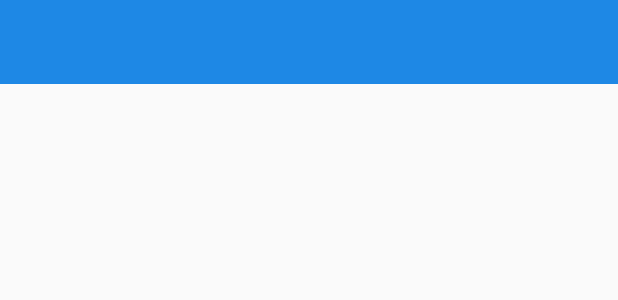
After one commit to prashant2917/PocketTools, an Android app: the layout activity_base.xml on its own in the app's theme, with its tools: preview values and no code run, on a phone screen of 412 x 824 dp. The commit adds this screen. Shown: the top 300 px of the screen. Run offline under Robolectric (Android 15) with nearby library versions, the phone set to English and light mode, and no system bars.

Commit message:
added BaseActivity.kt

```diff
--- /dev/null
+++ b/app/src/main/res/layout/activity_base.xml
@@ -0,0 +1,18 @@
+<?xml version="1.0" encoding="utf-8"?>
+<LinearLayout xmlns:android="http://schemas.android.com/apk/res/android"
+    xmlns:tools="http://schemas.android.com/tools"
+    android:layout_width="match_parent"
+    android:layout_height="match_parent"
+    android:orientation="vertical"
+    android:id="@+id/rootLayout"
+    tools:context=".ui.BaseActivity">
+
+    <include android:layout_width="match_parent"
+        android:layout_height="wrap_content"
+        layout="@layout/layout_toolbar"/>
+
+    <FrameLayout
+        android:id="@+id/container"
+        android:layout_width="match_parent"
+        android:layout_height="match_parent"/>
+</LinearLayout>
--- a/app/src/main/res/layout/activity_qr_code.xml
+++ b/app/src/main/res/layout/activity_qr_code.xml
@@ -1,12 +1,9 @@
 <?xml version="1.0" encoding="utf-8"?>
 <androidx.constraintlayout.widget.ConstraintLayout xmlns:android="http://schemas.android.com/apk/res/android"
-    xmlns:app="http://schemas.android.com/apk/res-auto"
     xmlns:tools="http://schemas.android.com/tools"
     android:layout_width="match_parent"
     android:layout_height="match_parent"
     tools:context=".ui.QrCodeActivity">
 
-    <include android:layout_width="match_parent"
-        android:layout_height="wrap_content"
-        layout="@layout/layout_toolbar"/>
+
 </androidx.constraintlayout.widget.ConstraintLayout>
```
Also changed, not shown: app/src/main/java/com/pocket/allinone/ui/BaseActivity.kt (added, +39 -0 lines), app/src/main/java/com/pocket/allinone/ui/QrCodeActivity.kt (+7 -16 lines), app/src/main/java/com/pocket/allinone/ui/UnknownNumberActivity.kt (+7 -14 lines), app/src/main/res/layout/activity_unknown_number.xml (+1 -6 lines).
